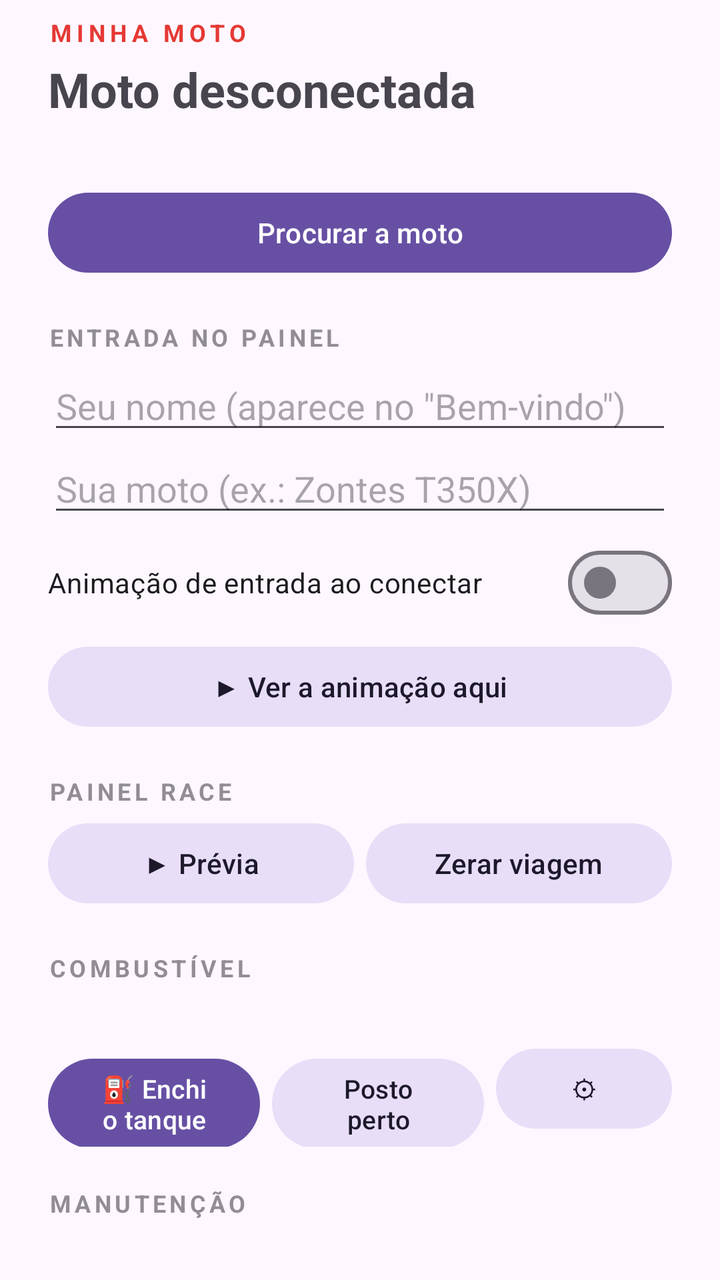
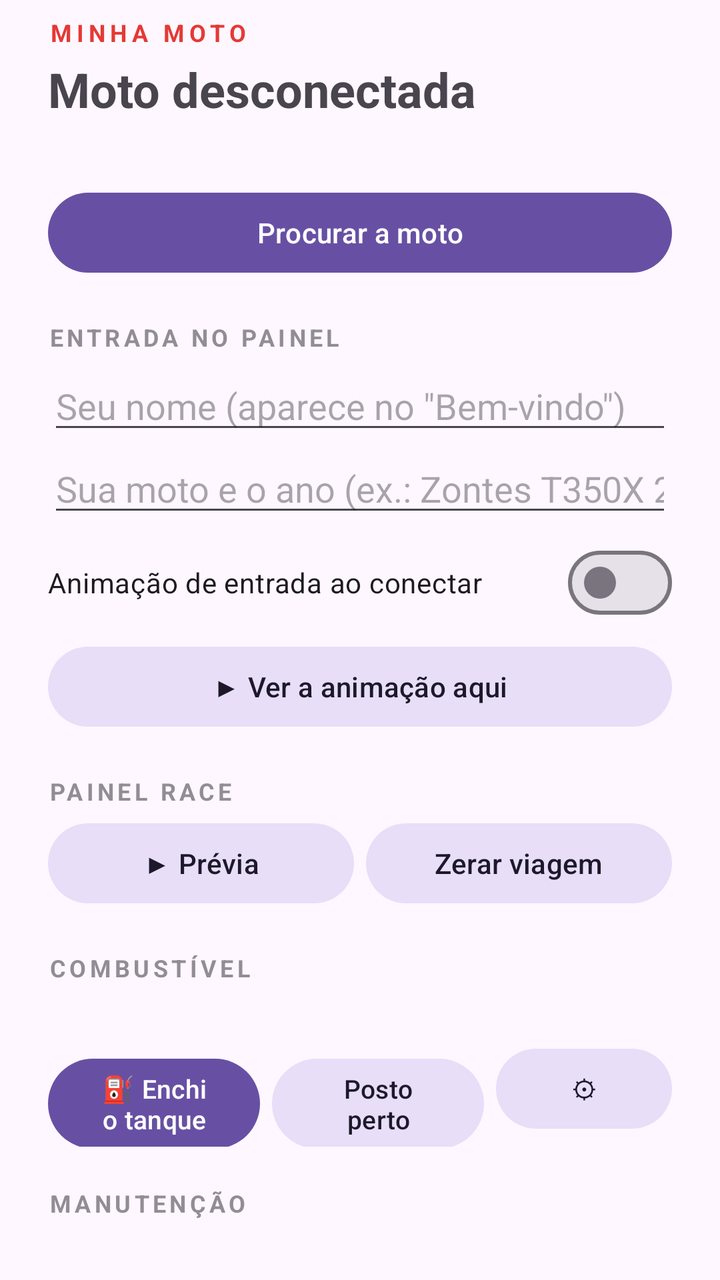

Before-and-after screenshots of an Android layout around one commit, followed by the original layout XML and the change that was made.
<!-- AndroidManifest.xml: application theme Theme.MotoNav -->
<!-- res/layout/sheet_moto.xml -->
<?xml version="1.0" encoding="utf-8"?>
<androidx.core.widget.NestedScrollView xmlns:android="http://schemas.android.com/apk/res/android"
    xmlns:app="http://schemas.android.com/apk/res-auto"
    android:layout_width="match_parent"
    android:layout_height="wrap_content">

    <LinearLayout
        android:layout_width="match_parent"
        android:layout_height="wrap_content"
        android:orientation="vertical"
        android:paddingStart="24dp"
        android:paddingTop="8dp"
        android:paddingEnd="24dp"
        android:paddingBottom="24dp">

        <TextView
            android:layout_width="wrap_content"
            android:layout_height="wrap_content"
            android:text="MINHA MOTO"
            android:letterSpacing="0.2"
            android:textColor="#E53935"
            android:textSize="12sp"
            android:textStyle="bold" />

        <TextView
            android:id="@+id/sheetState"
            android:layout_width="match_parent"
            android:layout_height="wrap_content"
            android:layout_marginTop="4dp"
            android:text="Moto desconectada"
            android:textSize="24sp"
            android:textStyle="bold" />

        <TextView
            android:id="@+id/sheetDetail"
            android:layout_width="match_parent"
            android:layout_height="wrap_content"
            android:layout_marginTop="2dp"
            android:alpha="0.7"
            android:textSize="13sp" />

        <Button
            android:id="@+id/sheetConnect"
            style="@style/Widget.Material3.Button"
            android:layout_width="match_parent"
            android:layout_height="wrap_content"
            android:layout_marginTop="12dp"
            android:text="Procurar a moto" />

        <TextView
            android:layout_width="wrap_content"
            android:layout_height="wrap_content"
            android:layout_marginTop="20dp"
            android:text="ENTRADA NO PAINEL"
            android:letterSpacing="0.15"
            android:alpha="0.6"
            android:textSize="12sp"
            android:textStyle="bold" />

        <EditText
            android:id="@+id/sheetRider"
            android:layout_width="match_parent"
            android:layout_height="wrap_content"
            android:layout_marginTop="4dp"
            android:hint="Seu nome (aparece no &quot;Bem-vindo&quot;)"
            android:importantForAutofill="no"
            android:inputType="textPersonName|textCapWords"
            android:maxLength="16"
            android:maxLines="1" />

        <EditText
            android:id="@+id/sheetBike"
            android:layout_width="match_parent"
            android:layout_height="wrap_content"
            android:hint="Sua moto (ex.: Zontes T350X)"
            android:importantForAutofill="no"
            android:inputType="textCapWords"
            android:maxLength="40"
            android:maxLines="1" />

        <com.google.android.material.materialswitch.MaterialSwitch
            android:id="@+id/sheetIntro"
            android:layout_width="match_parent"
            android:layout_height="wrap_content"
            android:layout_marginTop="4dp"
            android:text="Animação de entrada ao conectar" />

        <Button
            android:id="@+id/sheetPreview"
            style="@style/Widget.Material3.Button.TonalButton"
            android:layout_width="match_parent"
            android:layout_height="wrap_content"
            android:layout_marginTop="4dp"
            android:text="▶ Ver a animação aqui" />

        <TextView
            android:layout_width="wrap_content"
            android:layout_height="wrap_content"
            android:layout_marginTop="20dp"
            android:text="PAINEL RACE"
            android:letterSpacing="0.15"
            android:alpha="0.6"
            android:textSize="12sp"
            android:textStyle="bold" />

        <LinearLayout
            android:layout_width="match_parent"
            android:layout_height="wrap_content"
            android:layout_marginTop="4dp"
            android:orientation="horizontal">

            <Button
                android:id="@+id/sheetRacePreview"
                style="@style/Widget.Material3.Button.TonalButton"
                android:layout_width="0dp"
                android:layout_height="wrap_content"
                android:layout_marginEnd="6dp"
                android:layout_weight="1"
                android:text="▶ Prévia" />

            <Button
                android:id="@+id/sheetResetTrip"
                style="@style/Widget.Material3.Button.TonalButton"
                android:layout_width="0dp"
                android:layout_height="wrap_content"
                android:layout_weight="1"
                android:text="Zerar viagem" />
        </LinearLayout>

        <TextView
            android:layout_width="wrap_content"
            android:layout_height="wrap_content"
            android:layout_marginTop="20dp"
            android:text="COMBUSTÍVEL"
            android:letterSpacing="0.15"
            android:alpha="0.6"
            android:textSize="12sp"
            android:textStyle="bold" />

        <TextView
            android:id="@+id/sheetFuel"
            android:layout_width="match_parent"
            android:layout_height="wrap_content"
            android:layout_marginTop="4dp"
            android:textSize="15sp" />

        <LinearLayout
            android:layout_width="match_parent"
            android:layout_height="wrap_content"
            android:layout_marginTop="4dp"
            android:orientation="horizontal">

            <Button
                android:id="@+id/sheetRefuel"
                style="@style/Widget.Material3.Button"
                android:layout_width="0dp"
                android:layout_height="wrap_content"
                android:layout_marginEnd="6dp"
                android:layout_weight="1"
                android:text="⛽ Enchi o tanque"
                android:textSize="13sp" />

            <Button
                android:id="@+id/sheetStation"
                style="@style/Widget.Material3.Button.TonalButton"
                android:layout_width="0dp"
                android:layout_height="wrap_content"
                android:layout_marginEnd="6dp"
                android:layout_weight="1"
                android:text="Posto perto"
                android:textSize="13sp" />

            <Button
                android:id="@+id/sheetFuelCfg"
                style="@style/Widget.Material3.Button.TonalButton"
                android:layout_width="wrap_content"
                android:layout_height="wrap_content"
                android:text="⚙"
                android:textSize="13sp" />
        </LinearLayout>

        <TextView
            android:layout_width="wrap_content"
            android:layout_height="wrap_content"
            android:layout_marginTop="20dp"
            android:text="MANUTENÇÃO"
            android:letterSpacing="0.15"
            android:alpha="0.6"
            android:textSize="12sp"
            android:textStyle="bold" />

        <TextView
            android:id="@+id/sheetMaint"
            android:layout_width="match_parent"
            android:layout_height="wrap_content"
            android:layout_marginTop="4dp"
            android:textSize="15sp" />

        <Button
            android:id="@+id/sheetMaintBtn"
            style="@style/Widget.Material3.Button.TonalButton"
            android:layout_width="match_parent"
            android:layout_height="wrap_content"
            android:layout_marginTop="4dp"
            android:text="🔧 Hodômetro e manutenção" />

        <TextView
            android:layout_width="wrap_content"
            android:layout_height="wrap_content"
            android:layout_marginTop="20dp"
            android:text="VIAGENS"
            android:letterSpacing="0.15"
            android:alpha="0.6"
            android:textSize="12sp"
            android:textStyle="bold" />

        <Button
            android:id="@+id/sheetTrips"
            style="@style/Widget.Material3.Button.TonalButton"
            android:layout_width="match_parent"
            android:layout_height="wrap_content"
            android:layout_marginTop="4dp"
            android:text="📒 Minhas viagens" />

        <TextView
            android:layout_width="wrap_content"
            android:layout_height="wrap_content"
            android:layout_marginTop="20dp"
            android:text="MAPA DO PAINEL À NOITE"
            android:letterSpacing="0.15"
            android:alpha="0.6"
            android:textSize="12sp"
            android:textStyle="bold" />

        <com.google.android.material.button.MaterialButtonToggleGroup
            android:id="@+id/sheetNight"
            android:layout_width="match_parent"
            android:layout_height="wrap_content"
            android:layout_marginTop="4dp"
            app:selectionRequired="true"
            app:singleSelection="true">

            <Button
                android:id="@+id/nightAuto"
                style="@style/Widget.Material3.Button.OutlinedButton"
                android:layout_width="0dp"
                android:layout_height="wrap_content"
                android:layout_weight="1"
                android:text="Automático" />

            <Button
                android:id="@+id/nightDay"
                style="@style/Widget.Material3.Button.OutlinedButton"
                android:layout_width="0dp"
                android:layout_height="wrap_content"
                android:layout_weight="1"
                android:text="☀ Claro" />

            <Button
                android:id="@+id/nightNight"
                style="@style/Widget.Material3.Button.OutlinedButton"
                android:layout_width="0dp"
                android:layout_height="wrap_content"
                android:layout_weight="1"
                android:text="🌙 Escuro" />
        </com.google.android.material.button.MaterialButtonToggleGroup>

        <TextView
            android:layout_width="wrap_content"
            android:layout_height="wrap_content"
            android:layout_marginTop="20dp"
            android:text="MÚSICA NO PAINEL"
            android:letterSpacing="0.15"
            android:alpha="0.6"
            android:textSize="12sp"
            android:textStyle="bold" />

        <Button
            android:id="@+id/sheetMusic"
            style="@style/Widget.Material3.Button.TonalButton"
            android:layout_width="match_parent"
            android:layout_height="wrap_content"
            android:layout_marginTop="4dp"
            android:text="🎵 Mostrar a música (Spotify) no painel" />

        <com.google.android.material.materialswitch.MaterialSwitch
            android:id="@+id/sheetMessages"
            android:layout_width="match_parent"
            android:layout_height="wrap_content"
            android:layout_marginTop="4dp"
            android:text="💬 Avisar mensagens no painel (só o nome de quem mandou)" />

        <TextView
            android:layout_width="wrap_content"
            android:layout_height="wrap_content"
            android:layout_marginTop="20dp"
            android:text="SEGURANÇA"
            android:letterSpacing="0.15"
            android:alpha="0.6"
            android:textSize="12sp"
            android:textStyle="bold" />

        <Button
            android:id="@+id/sheetCrash"
            style="@style/Widget.Material3.Button.TonalButton"
            android:layout_width="match_parent"
            android:layout_height="wrap_content"
            android:layout_marginTop="4dp"
            android:text="🆘 Detecção de queda" />

        <Button
            android:id="@+id/sheetTomTom"
            style="@style/Widget.Material3.Button.TonalButton"
            android:layout_width="match_parent"
            android:layout_height="wrap_content"
            android:layout_marginTop="16dp"
            android:text="🗝 Chave TomTom (trânsito e incidentes)" />

        <TextView
            android:layout_width="wrap_content"
            android:layout_height="wrap_content"
            android:layout_marginTop="20dp"
            android:text="AJUDA"
            android:letterSpacing="0.15"
            android:alpha="0.6"
            android:textSize="12sp"
            android:textStyle="bold" />

        <com.google.android.material.materialswitch.MaterialSwitch
            android:id="@+id/sheetCompat"
            android:layout_width="match_parent"
            android:layout_height="wrap_content"
            android:layout_marginTop="4dp"
            android:text="Avisar o suporte qual moto conectou (1ª vez com cada painel)" />

        <Button
            android:id="@+id/sheetReport"
            style="@style/Widget.Material3.Button.TonalButton"
            android:layout_width="match_parent"
            android:layout_height="wrap_content"
            android:layout_marginTop="4dp"
            android:text="📤 Enviar relatório (quando algo não funcionar)" />

        <Button
            android:id="@+id/sheetWizard"
            style="@style/Widget.Material3.Button.TonalButton"
            android:layout_width="match_parent"
            android:layout_height="wrap_content"
            android:layout_marginTop="4dp"
            android:text="🧭 Assistente de configuração" />

        <Button
            android:id="@+id/sheetUpdate"
            style="@style/Widget.Material3.Button.TonalButton"
            android:layout_width="match_parent"
            android:layout_height="wrap_content"
            android:layout_marginTop="4dp"
            android:text="🔄 Procurar atualização" />

        <Button
            android:id="@+id/sheetDiag"
            style="@style/Widget.Material3.Button.TextButton"
            android:layout_width="wrap_content"
            android:layout_height="wrap_content"
            android:layout_gravity="center_horizontal"
            android:layout_marginTop="16dp"
            android:alpha="0.6"
            android:text="Diagnóstico e pareamento"
            android:textSize="12sp" />
    </LinearLayout>
</androidx.core.widget.NestedScrollView>
<!-- resources referenced by this layout -->
<resources>
  <style name="Theme.MotoNav" parent="Base.Theme.MotoNav" />
  <style name="Base.Theme.MotoNav" parent="Theme.Material3.DayNight.NoActionBar">
          
          
      </style>
</resources>

<!-- the commit's change to res/layout/sheet_moto.xml (unified diff, before → after) -->
@@ -72,7 +72,7 @@
             android:id="@+id/sheetBike"
             android:layout_width="match_parent"
             android:layout_height="wrap_content"
-            android:hint="Sua moto (ex.: Zontes T350X)"
+            android:hint="Sua moto e o ano (ex.: Zontes T350X 2024)"
             android:importantForAutofill="no"
             android:inputType="textCapWords"
             android:maxLength="40"
@@ -331,7 +331,7 @@
             android:layout_width="match_parent"
             android:layout_height="wrap_content"
             android:layout_marginTop="4dp"
-            android:text="Avisar o suporte qual moto conectou (1ª vez com cada painel)" />
+            android:text="Enviar o diagnóstico de cada conexão ao suporte (deu certo ou erro)" />
 
         <Button
             android:id="@+id/sheetReport"
